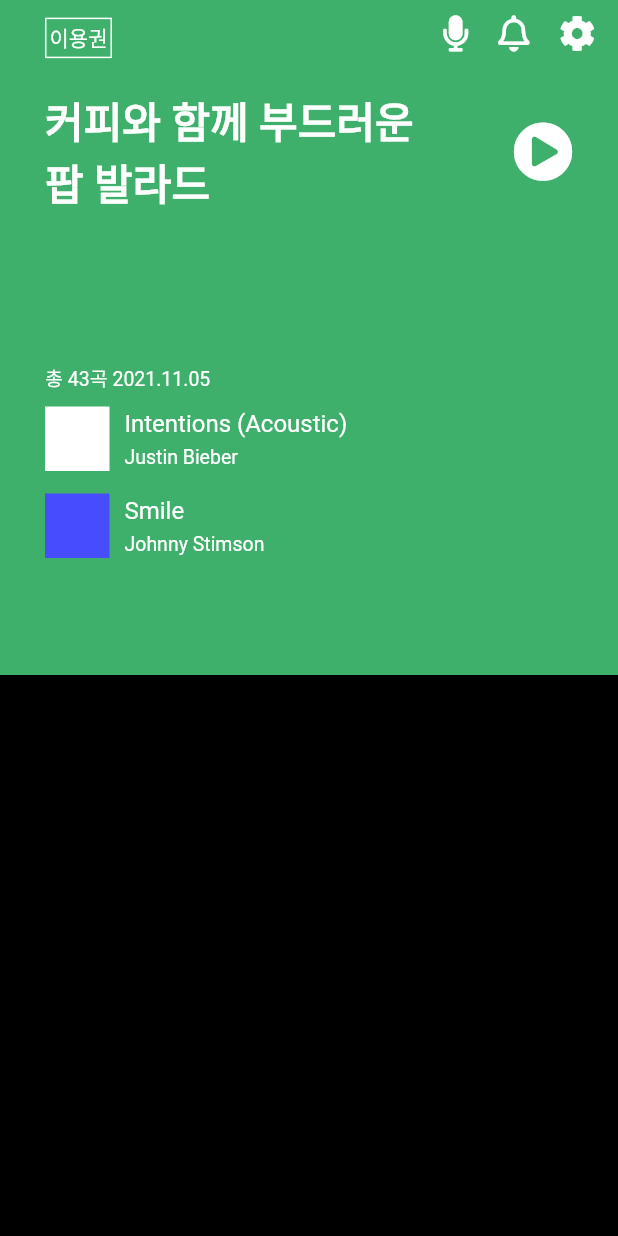
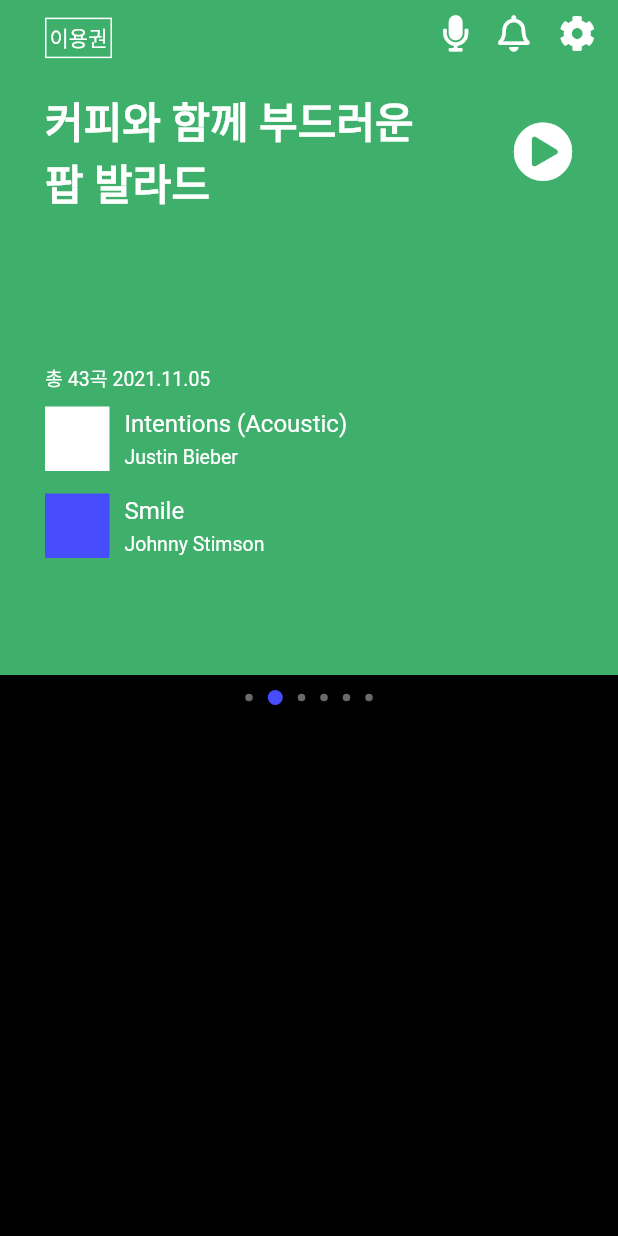
Before and after one commit to gincheong/flutter-clone-flo, a Flutter app: the screen it shows after launch, swiped to page 2, on a phone screen of 412 x 824 dp. Run offline on Flutter 3.47's test engine with Material 2 defaults, Android fonts, the phone set to English and light mode, and no system bars; our stand-ins replace audioplayers, font_awesome_flutter, get.

Commit message:
feat(SwiperIndicator): 페이지 인디케이터 추가

```diff
--- /dev/null
+++ b/lib/pages/home/01.header_swiper/02.swiper_indicator/swiper_indicator.dart
@@ -0,0 +1,34 @@
+import 'package:clone_flo/styles/colors.dart';
+import 'package:clone_flo/styles/scaling.dart';
+import 'package:flutter/material.dart';
+
+class SwiperIndicator extends StatelessWidget {
+  const SwiperIndicator(
+      {Key? key, required this.index, required this.pageCount})
+      : super(key: key);
+
+  final int index;
+  final int pageCount;
+
+  bool isActive(int index) {
+    return this.index % pageCount == index;
+  }
+
+  @override
+  Widget build(BuildContext context) {
+    return Container(
+        margin: const EdgeInsets.only(top: 10),
+        child: Row(
+            mainAxisAlignment: MainAxisAlignment.center,
+            children: Iterable<int>.generate(pageCount).map((idx) {
+              return Container(
+                margin: const EdgeInsets.only(left: 5, right: 5),
+                width: isActive(idx) ? 10 : 5,
+                height: isActive(idx) ? 10 : 5,
+                decoration: BoxDecoration(
+                    color: isActive(idx) ? FloColors.accent : FloColors.gray,
+                    shape: BoxShape.circle),
+              );
+            }).toList()));
+  }
+}
--- a/lib/pages/home/01.header_swiper/header_swiper.dart
+++ b/lib/pages/home/01.header_swiper/header_swiper.dart
@@ -1,5 +1,6 @@
 import 'package:clone_flo/pages/home/01.header_swiper/01.swiper_content/swiper_content.dart';
 import 'package:clone_flo/pages/home/01.header_swiper/01.swiper_content/swiper_content_header.dart';
+import 'package:clone_flo/pages/home/01.header_swiper/02.swiper_indicator/swiper_indicator.dart';
 import 'package:clone_flo/styles/colors.dart';
 import 'package:clone_flo/styles/scaling.dart';
 import 'package:clone_flo/utils/utils.dart';
@@ -14,27 +15,21 @@ class HeaderSwiper extends StatefulWidget {
 
 class _HeaderSwiperState extends State<HeaderSwiper> {
   // * state
-  double swiperLeft = 0;
-
-  void onPanUpdate(DragUpdateDetails details) {
-    final delta = details.delta;
-    // final localPosition = details.localPosition;
-
-    setState(() {
-      final newLeft = swiperLeft + delta.dx;
-      if (newLeft >= 0) {
-        swiperLeft = newLeft;
-      }
-    });
-  }
+  int pageViewIndex = 999;
 
   final List<Color> containerColors = [
+    FloColors.blue,
+    FloColors.green,
+    FloColors.brown,
     FloColors.blue,
     FloColors.green,
     FloColors.brown
   ];
 
   final List<String> containerTitles = [
+    '퇴근길 머리를\n식혀주는 팝사운드',
+    '커피와 함께 부드러운\n팝 발라드',
+    '발걸음 가볍게 떠나는\n즐거운 여행',
     '퇴근길 머리를\n식혀주는 팝사운드',
     '커피와 함께 부드러운\n팝 발라드',
     '발걸음 가볍게 떠나는\n즐거운 여행'
@@ -44,13 +39,21 @@ class _HeaderSwiperState extends State<HeaderSwiper> {
   Widget build(BuildContext context) {
     final double statusBarHeight = getStatusBarHeight(context);
 
-    return Stack(children: [
+    void onPageChanged(int index) {
+      setState(() {
+        pageViewIndex = index;
+      });
+    }
+
+    return Column(children: [
+      Stack(children: [
         SizedBox(
             width: fullWidth,
             height: 450,
             child: PageView.builder(
                 // ! "맨 왼쪽" 항목에 언젠간 도달하게 되어있음
-              controller: PageController(initialPage: 999),
+                controller: PageController(initialPage: pageViewIndex),
+                onPageChanged: onPageChanged,
                 itemBuilder: (context, index) {
                   return SwiperContent(
                     title: containerTitles[index % containerTitles.length],
@@ -64,6 +67,8 @@ class _HeaderSwiperState extends State<HeaderSwiper> {
             right: 0,
             bottom: 380,
             child: const SwiperContentHeader()),
+      ]),
+      SwiperIndicator(index: pageViewIndex, pageCount: containerTitles.length)
     ]);
   }
 }
```
Lines whose indentation alone changed are shown as unchanged.
